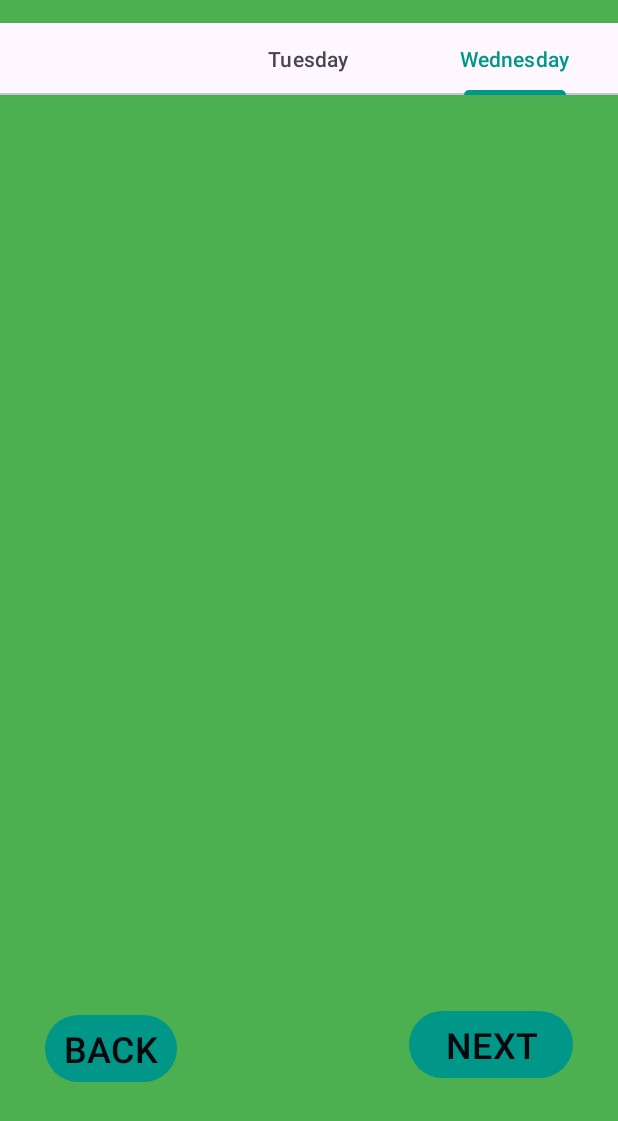
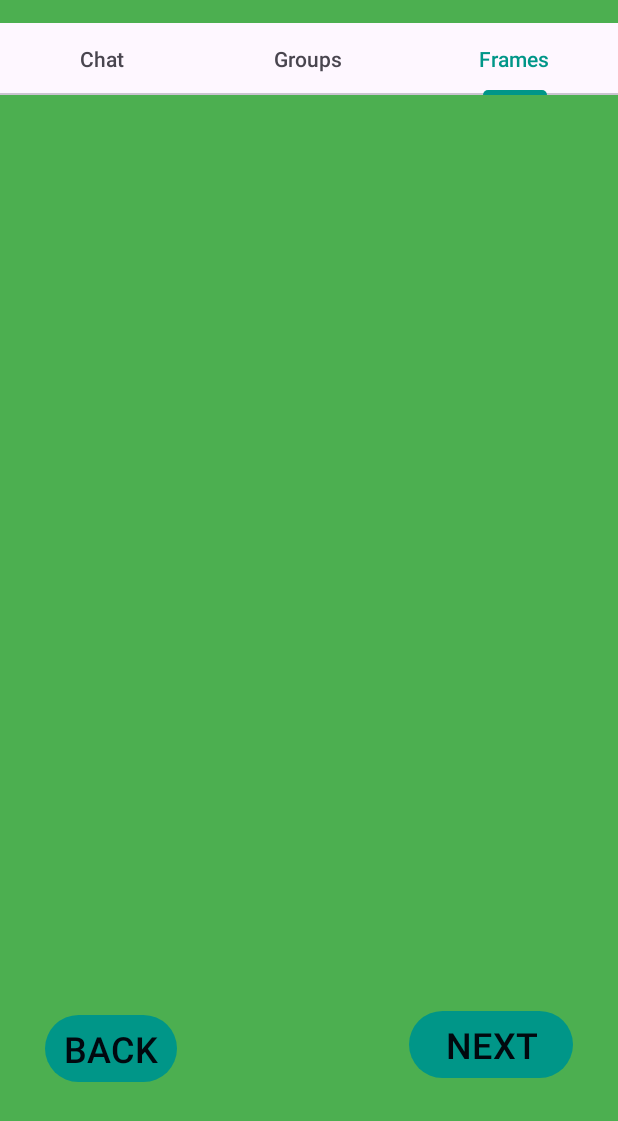
Before and after one commit to ZephaNoah/purple_butterfly, an Android app: the fragment SpeechtherapistFragment shown on its own in the app's theme, tab 3 chosen, on a phone screen of 412 x 824 dp. Shown: the top 1121 px of the screen. Run offline under Robolectric (Android 15) with nearby library versions, the light colour scheme and no system bars.

Commit message:
here we go

```diff
--- a/app/src/main/res/layout/fragment_speechtherapist.xml
+++ b/app/src/main/res/layout/fragment_speechtherapist.xml
@@ -17,18 +17,20 @@
         app:layout_constraintTop_toTopOf="parent">
 
         <com.google.android.material.tabs.TabItem
+            android:id="@+id/chatTabSpeechTherapist"
             android:layout_width="wrap_content"
-            android:layout_height="wrap_content" />
+            android:layout_height="wrap_content"
+            android:text="@string/chatTab" />
 
         <com.google.android.material.tabs.TabItem
             android:layout_width="wrap_content"
             android:layout_height="wrap_content"
-            android:text="Tuesday" />
+            android:text="@string/SpeechTherapistGroup" />
 
         <com.google.android.material.tabs.TabItem
             android:layout_width="wrap_content"
             android:layout_height="wrap_content"
-            android:text="Wednesday" />
+            android:text="@string/frames" />
     </com.google.android.material.tabs.TabLayout>
 
     <androidx.constraintlayout.widget.Guideline
--- a/app/src/main/res/values-night/strings.xml
+++ b/app/src/main/res/values-night/strings.xml
@@ -56,4 +56,7 @@
     <string name="workPlace">Enter Your workPlace</string>
     <string name="nextButtonSpeechTherapistProfile">NEXT</string>
     <string name="backButtonSpeechTherapistPage">BACK</string>
+    <string name="chatTab">Chat</string>
+    <string name="SpeechTherapistGroup">Groups</string>
+    <string name="frames">Frames</string>
 </resources>
--- a/app/src/main/res/values/strings.xml
+++ b/app/src/main/res/values/strings.xml
@@ -55,4 +55,7 @@
     <string name="workPlace">Name Of Your Work Place</string>
     <string name="nextButtonSpeechTherapistProfile">NEXT</string>
     <string name="backButtonSpeechTherapistPage">BACK</string>
+    <string name="chatTab">Chat</string>
+    <string name="SpeechTherapistGroup">Groups</string>
+    <string name="frames">Frames</string>
 </resources>
```
